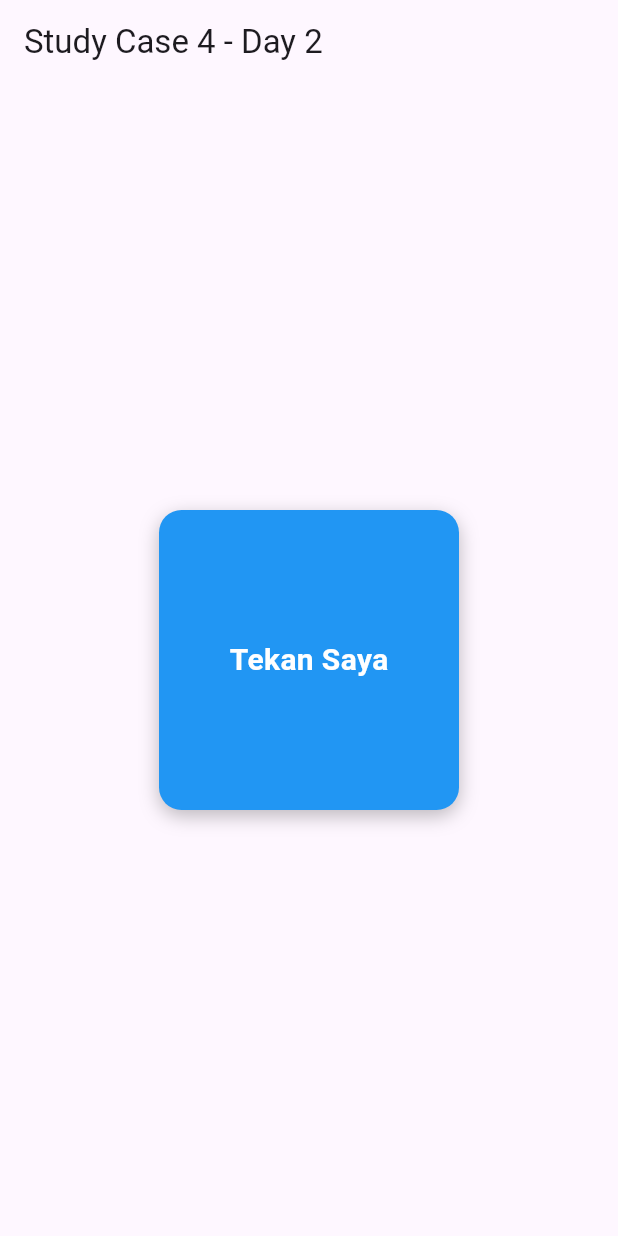
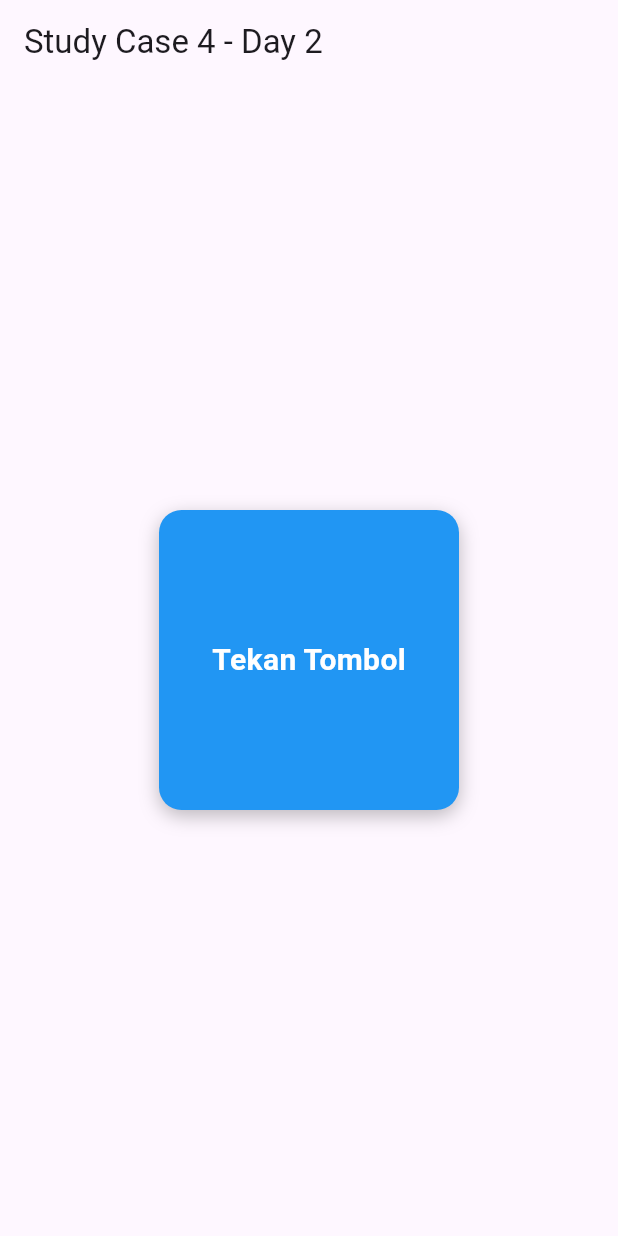
Before and after one commit to rrma1710/maliki-tech-fest-2025, a Flutter app: the screen it shows after launch, on a phone screen of 412 x 824 dp. Run offline on Flutter 3.47's test engine with Material 3 defaults, Android fonts, the phone set to English and light mode, and no system bars.

Commit message:
typo teks

```diff
--- a/day2/lib/study_case_4.dart
+++ b/day2/lib/study_case_4.dart
@@ -39,7 +39,7 @@ class _MyAppState extends State<MyApp> {
               ),
               child: Center(
                 child: Text(
-                  'Tekan Saya',
+                  'Tekan Tombol',
                   style: TextStyle(
                     color: Colors.white,
                     fontSize: 20,
```
